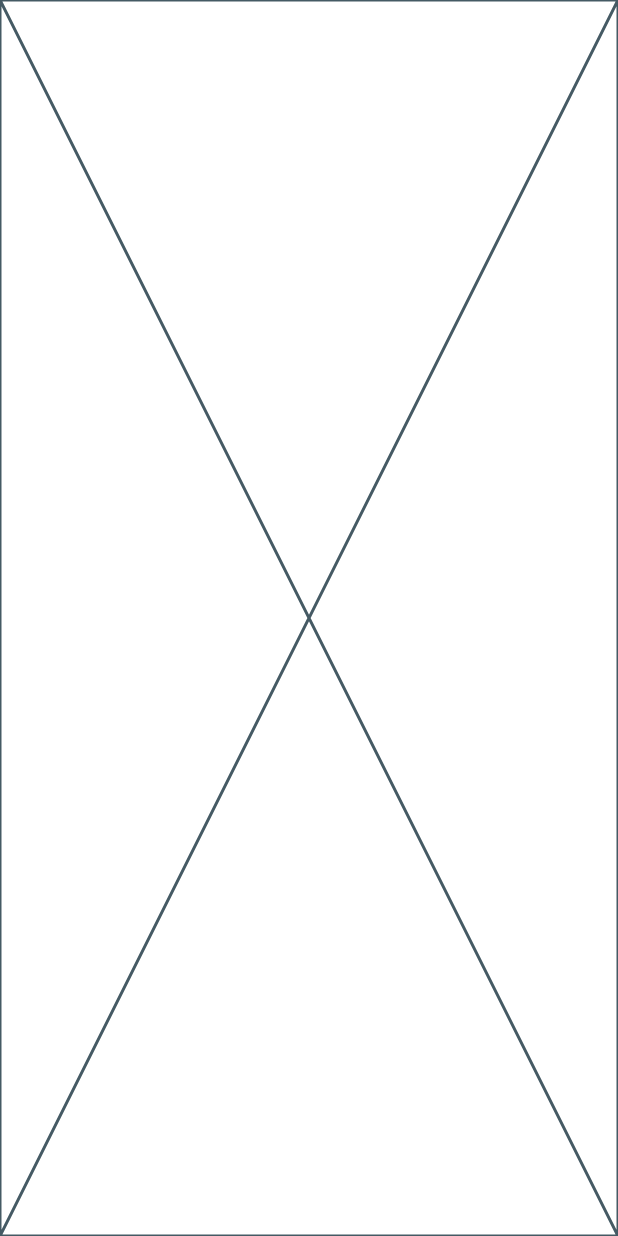
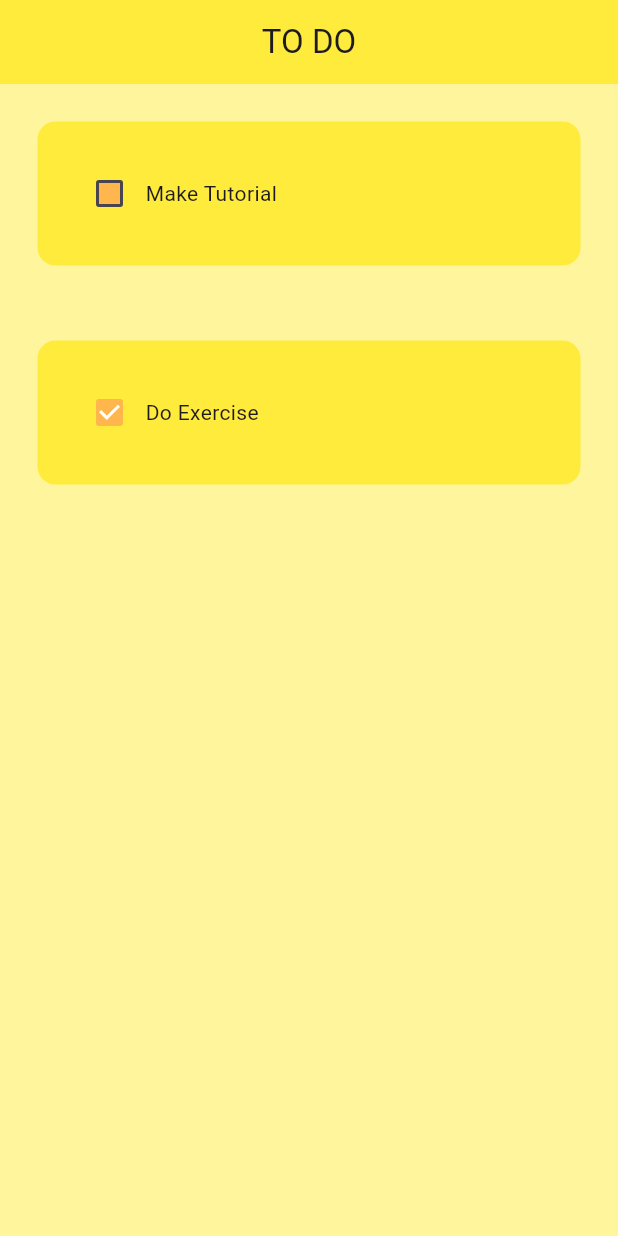
Before and after one commit to binbaragi/todoApp, a Flutter app: the screen it shows after launch, on a phone screen of 412 x 824 dp. Run offline on Flutter 3.47's test engine with Material 3 defaults, Android fonts, the phone set to English and light mode, and no system bars.

Commit message:
implementing dinamic tiles and checkbox
implementing dinamic tiles and adding a checkbox

```diff
--- /dev/null
+++ b/todo_app/lib/Pages/home_page.dart
@@ -0,0 +1,44 @@
+import 'package:flutter/material.dart';
+import 'package:todo_app/Util/todo_tile.dart';
+
+class HomePage extends StatefulWidget {
+  const HomePage({super.key});
+
+  @override
+  State<HomePage> createState() => _HomePageState();
+}
+
+class _HomePageState extends State<HomePage> {
+  List todoList = [
+    ['Make Tutorial', false],
+    ['Do Exercise', true],
+  ];
+
+  void checkBoxChenged(bool? value, int index) {
+    setState(() {
+      todoList[index][1] = !todoList[index][1];
+    });
+  }
+
+  @override
+  Widget build(BuildContext context) {
+    return Scaffold(
+      backgroundColor: Colors.yellow[200],
+      appBar: AppBar(
+        backgroundColor: Colors.yellow,
+        centerTitle: true,
+        title: Text('TO DO'),
+      ),
+      body: ListView.builder(
+        itemCount: todoList.length,
+        itemBuilder: (context, index) {
+          return TodoTile(
+            taskName: todoList[index][0],
+            taskCompleted: todoList[index][1],
+            onChanged: (value) => checkBoxChenged(value, index),
+          );
+        },
+      ),
+    );
+  }
+}
--- /dev/null
+++ b/todo_app/lib/Util/todo_tile.dart
@@ -0,0 +1,37 @@
+import 'package:flutter/material.dart';
+
+class TodoTile extends StatelessWidget {
+  final String taskName;
+  final bool taskCompleted;
+
+  Function(bool?)? onChanged;
+
+  TodoTile({
+    super.key,
+    required this.taskName,
+    required this.taskCompleted,
+    required this.onChanged,
+  });
+
+  @override
+  Widget build(BuildContext context) {
+    return Padding(
+      padding: const EdgeInsets.all(25.0),
+      child: Container(
+        padding: EdgeInsets.all(24),
+        decoration: BoxDecoration(
+          color: Colors.yellow,
+          borderRadius: BorderRadius.circular(12),
+        ),
+        child: Row(
+          children: [
+            //checkbox
+            Checkbox(value: taskCompleted, onChanged: onChanged),
+            //task name
+            Text(taskName),
+          ],
+        ),
+      ),
+    );
+  }
+}
--- a/todo_app/lib/home_page.dart
+++ /dev/null
@@ -1,15 +0,0 @@
-import 'package:flutter/material.dart';
-
-class HomePage extends StatefulWidget {
-  const HomePage({super.key});
-
-  @override
-  State<HomePage> createState() => _HomePageState();
-}
-
-class _HomePageState extends State<HomePage> {
-  @override
-  Widget build(BuildContext context) {
-    return const Placeholder();
-  }
-}
--- a/todo_app/lib/main.dart
+++ b/todo_app/lib/main.dart
@@ -1,5 +1,5 @@
 import 'package:flutter/material.dart';
-import 'package:todo_app/home_page.dart';
+import 'package:todo_app/Pages/home_page.dart';
 
 void main() {
   runApp(const MyApp());
@@ -10,9 +10,16 @@ class MyApp extends StatelessWidget {
 
   @override
   Widget build(BuildContext context) {
-    return const MaterialApp(
+    return MaterialApp(
       debugShowCheckedModeBanner: false,
       home: HomePage(),
+      theme: ThemeData(
+        primarySwatch: Colors.yellow,
+        checkboxTheme: CheckboxThemeData(
+          fillColor: WidgetStateProperty.all(Colors.orange[300]),
+          checkColor: WidgetStateProperty.all(Colors.white),
+        ),
+      ),
     );
   }
 }
```
